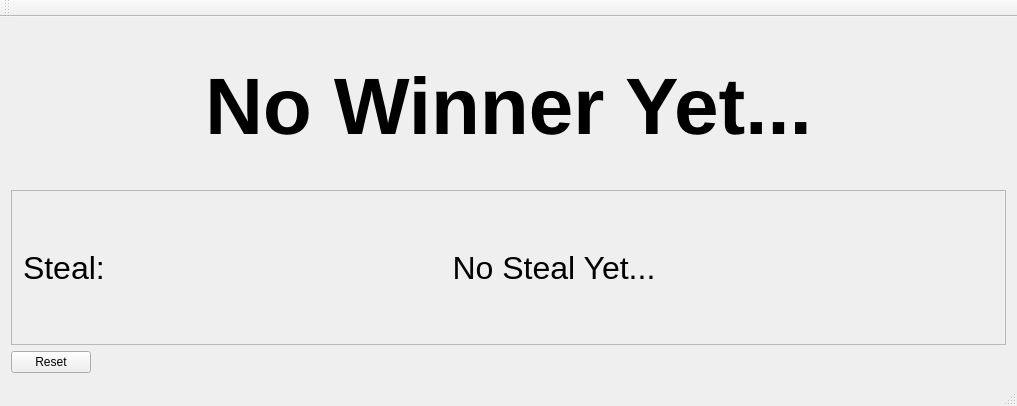
shaiss/MakeyMAkeyQuiz, file mainwindow.ui: the form before one commit.
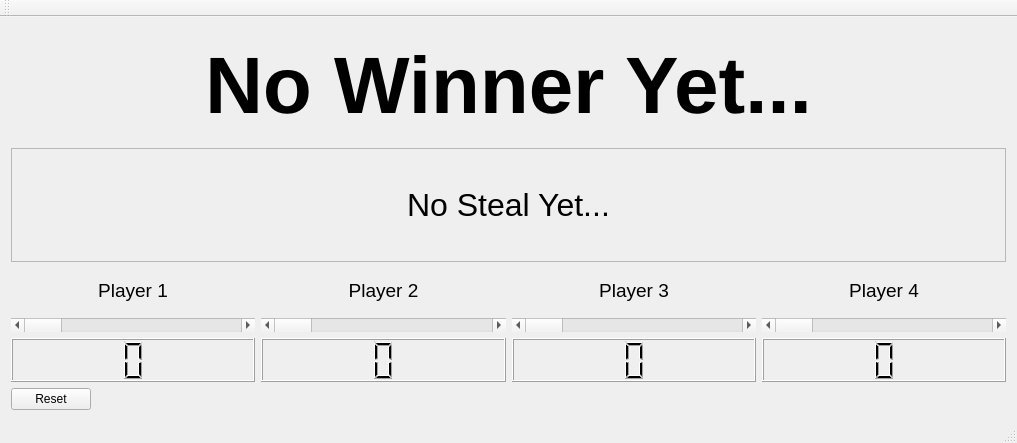
The form after the commit.

Commit message:
scoring layout
branch commit with scoring layout

The edit to the form file:
```diff
--- a/mainwindow.ui
+++ b/mainwindow.ui
@@ -7,7 +7,7 @@
     <x>0</x>
     <y>0</y>
     <width>1017</width>
-    <height>406</height>
+    <height>443</height>
    </rect>
   </property>
   <property name="sizePolicy">
@@ -60,24 +60,6 @@
        <enum>QFrame::Raised</enum>
       </property>
       <layout class="QHBoxLayout" name="horizontalLayout">
-       <item>
-        <widget class="QLabel" name="statusLabel_2">
-         <property name="maximumSize">
-          <size>
-           <width>85</width>
-           <height>16777215</height>
-          </size>
-         </property>
-         <property name="font">
-          <font>
-           <pointsize>24</pointsize>
-          </font>
-         </property>
-         <property name="text">
-          <string>Steal:</string>
-         </property>
-        </widget>
-       </item>
        <item>
         <widget class="QLabel" name="steal">
          <property name="font">
@@ -96,6 +78,171 @@
       </layout>
      </widget>
     </item>
+    <item>
+     <layout class="QGridLayout" name="gridLayout">
+      <item row="1" column="3">
+       <widget class="QLabel" name="label_3">
+        <property name="font">
+         <font>
+          <pointsize>14</pointsize>
+         </font>
+        </property>
+        <property name="text">
+         <string>Player 4</string>
+        </property>
+        <property name="alignment">
+         <set>Qt::AlignCenter</set>
+        </property>
+       </widget>
+      </item>
+      <item row="1" column="0">
+       <widget class="QLabel" name="label">
+        <property name="font">
+         <font>
+          <pointsize>14</pointsize>
+         </font>
+        </property>
+        <property name="text">
+         <string>Player 1</string>
+        </property>
+        <property name="alignment">
+         <set>Qt::AlignCenter</set>
+        </property>
+       </widget>
+      </item>
+      <item row="1" column="1">
+       <widget class="QLabel" name="label_2">
+        <property name="font">
+         <font>
+          <pointsize>14</pointsize>
+         </font>
+        </property>
+        <property name="text">
+         <string>Player 2</string>
+        </property>
+        <property name="alignment">
+         <set>Qt::AlignCenter</set>
+        </property>
+       </widget>
+      </item>
+      <item row="3" column="0">
+       <widget class="QLCDNumber" name="lcdNumber">
+        <property name="cursor">
+         <cursorShape>CrossCursor</cursorShape>
+        </property>
+        <property name="digitCount">
+         <number>1</number>
+        </property>
+       </widget>
+      </item>
+      <item row="3" column="1">
+       <widget class="QLCDNumber" name="lcdNumber_2">
+        <property name="cursor">
+         <cursorShape>CrossCursor</cursorShape>
+        </property>
+        <property name="digitCount">
+         <number>1</number>
+        </property>
+        <property name="mode">
+         <enum>QLCDNumber::Dec</enum>
+        </property>
+       </widget>
+      </item>
+      <item row="3" column="2">
+       <widget class="QLCDNumber" name="lcdNumber_3">
+        <property name="cursor">
+         <cursorShape>CrossCursor</cursorShape>
+        </property>
+        <property name="digitCount">
+         <number>1</number>
+        </property>
+        <property name="mode">
+         <enum>QLCDNumber::Dec</enum>
+        </property>
+       </widget>
+      </item>
+      <item row="3" column="3">
+       <widget class="QLCDNumber" name="lcdNumber_4">
+        <property name="cursor">
+         <cursorShape>CrossCursor</cursorShape>
+        </property>
+        <property name="digitCount">
+         <number>1</number>
+        </property>
+        <property name="mode">
+         <enum>QLCDNumber::Dec</enum>
+        </property>
+       </widget>
+      </item>
+      <item row="1" column="2">
+       <widget class="QLabel" name="label_4">
+        <property name="font">
+         <font>
+          <pointsize>14</pointsize>
+         </font>
+        </property>
+        <property name="text">
+         <string>Player 3</string>
+        </property>
+        <property name="alignment">
+         <set>Qt::AlignCenter</set>
+        </property>
+       </widget>
+      </item>
+      <item row="2" column="1">
+       <widget class="QScrollBar" name="horizontalScrollBar">
+        <property name="maximum">
+         <number>5</number>
+        </property>
+        <property name="pageStep">
+         <number>1</number>
+        </property>
+        <property name="orientation">
+         <enum>Qt::Horizontal</enum>
+        </property>
+       </widget>
+      </item>
+      <item row="2" column="2">
+       <widget class="QScrollBar" name="horizontalScrollBar_2">
+        <property name="maximum">
+         <number>5</number>
+        </property>
+        <property name="pageStep">
+         <number>1</number>
+        </property>
+        <property name="orientation">
+         <enum>Qt::Horizontal</enum>
+        </property>
+       </widget>
+      </item>
+      <item row="2" column="3">
+       <widget class="QScrollBar" name="horizontalScrollBar_3">
+        <property name="maximum">
+         <number>5</number>
+        </property>
+        <property name="pageStep">
+         <number>1</number>
+        </property>
+        <property name="orientation">
+         <enum>Qt::Horizontal</enum>
+        </property>
+       </widget>
+      </item>
+      <item row="2" column="0">
+       <widget class="QScrollBar" name="horizontalScrollBar_4">
+        <property name="maximum">
+         <number>5</number>
+        </property>
+        <property name="pageStep">
+         <number>1</number>
+        </property>
+        <property name="orientation">
+         <enum>Qt::Horizontal</enum>
+        </property>
+       </widget>
+      </item>
+     </layout>
+    </item>
     <item>
      <widget class="QPushButton" name="reset">
       <property name="sizePolicy">
```
Left out of the diff: 1 changed line with no effect on the pictures. The commit also changes 8 other files.
